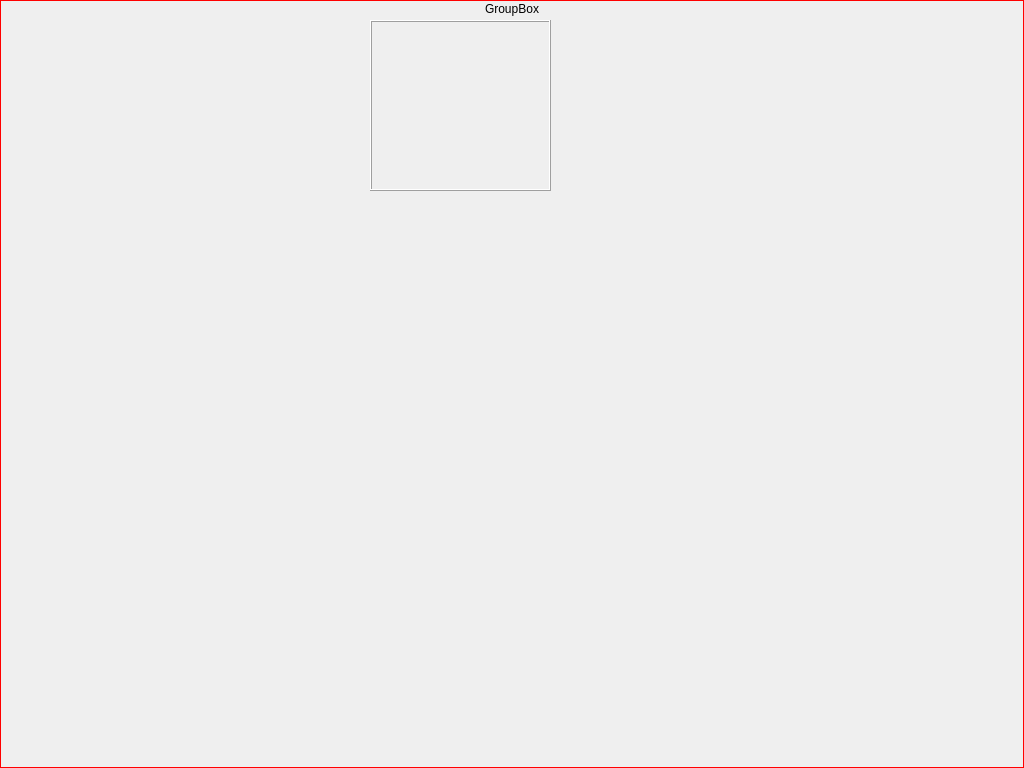
Qt form mainwindow.ui (Ruj89/infmedica) before a commit.
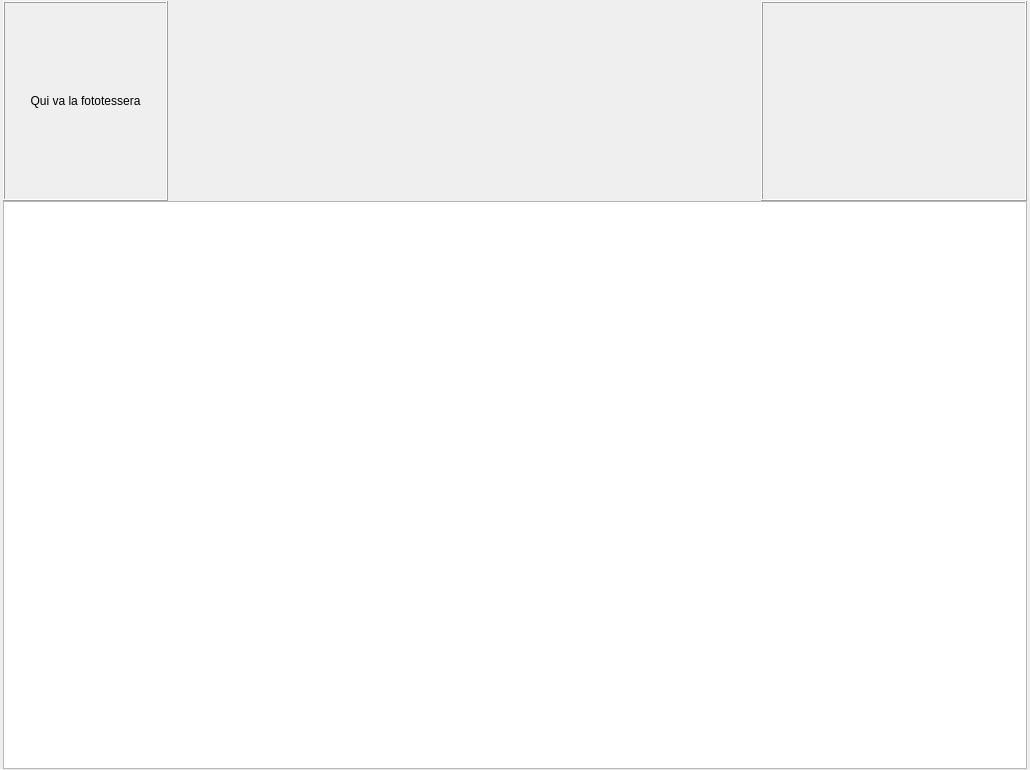
The same form after that commit.

Commit message: Layout finestra corretto

Diff of the .ui file:
```diff
--- a/mainwindow.ui
+++ b/mainwindow.ui
@@ -6,85 +6,218 @@
    <rect>
     <x>0</x>
     <y>0</y>
-    <width>1024</width>
-    <height>768</height>
+    <width>1030</width>
+    <height>770</height>
    </rect>
   </property>
-  <property name="sizePolicy">
-   <sizepolicy hsizetype="Fixed" vsizetype="Fixed">
-    <horstretch>0</horstretch>
-    <verstretch>0</verstretch>
-   </sizepolicy>
-  </property>
-  <property name="focusPolicy">
-   <enum>Qt::ClickFocus</enum>
-  </property>
   <property name="windowTitle">
    <string>VideoCapture</string>
   </property>
   <widget class="QWidget" name="centralWidget">
-   <widget class="QGroupBox" name="groupBoxMain">
-    <property name="geometry">
-     <rect>
-      <x>0</x>
-      <y>0</y>
-      <width>1024</width>
-      <height>768</height>
-     </rect>
+   <property name="sizePolicy">
+    <sizepolicy hsizetype="Fixed" vsizetype="Fixed">
+     <horstretch>0</horstretch>
+     <verstretch>0</verstretch>
+    </sizepolicy>
+   </property>
+   <property name="minimumSize">
+    <size>
+     <width>1024</width>
+     <height>768</height>
+    </size>
+   </property>
+   <layout class="QGridLayout" name="gridLayout">
+    <property name="margin">
+     <number>0</number>
     </property>
-    <property name="sizePolicy">
-     <sizepolicy hsizetype="Fixed" vsizetype="Fixed">
-      <horstretch>0</horstretch>
-      <verstretch>0</verstretch>
-     </sizepolicy>
+    <property name="spacing">
+     <number>0</number>
     </property>
-    <property name="layoutDirection">
-     <enum>Qt::LeftToRight</enum>
-    </property>
-    <property name="styleSheet">
-     <string notr="true">#groupBoxMain{ border: 1px solid red }</string>
-    </property>
-    <property name="title">
-     <string>GroupBox</string>
-    </property>
-    <property name="alignment">
-     <set>Qt::AlignCenter</set>
-    </property>
-    <property name="flat">
-     <bool>false</bool>
-    </property>
-    <widget class="QLabel" name="WidgetImageLabel">
-     <property name="enabled">
-      <bool>true</bool>
-     </property>
-     <property name="geometry">
-      <rect>
-       <x>370</x>
-       <y>20</y>
-       <width>181</width>
-       <height>171</height>
-      </rect>
-     </property>
-     <property name="sizePolicy">
-      <sizepolicy hsizetype="Fixed" vsizetype="Fixed">
-       <horstretch>0</horstretch>
-       <verstretch>0</verstretch>
-      </sizepolicy>
-     </property>
-     <property name="frameShape">
-      <enum>QFrame::Box</enum>
-     </property>
-     <property name="frameShadow">
-      <enum>QFrame::Raised</enum>
-     </property>
-     <property name="text">
-      <string/>
-     </property>
-     <property name="alignment">
-      <set>Qt::AlignCenter</set>
-     </property>
-    </widget>
-   </widget>
+    <item row="0" column="0">
+     <layout class="QHBoxLayout" name="MainLayout">
+      <property name="spacing">
+       <number>0</number>
+      </property>
+      <item>
+       <layout class="QHBoxLayout" name="LeftSpacing">
+        <property name="spacing">
+         <number>0</number>
+        </property>
+       </layout>
+      </item>
+      <item>
+       <widget class="QWidget" name="CentralLayout" native="true">
+        <property name="sizePolicy">
+         <sizepolicy hsizetype="Fixed" vsizetype="Fixed">
+          <horstretch>0</horstretch>
+          <verstretch>0</verstretch>
+         </sizepolicy>
+        </property>
+        <property name="minimumSize">
+         <size>
+          <width>1024</width>
+          <height>768</height>
+         </size>
+        </property>
+        <property name="maximumSize">
+         <size>
+          <width>1024</width>
+          <height>768</height>
+         </size>
+        </property>
+        <property name="styleSheet">
+         <string notr="true"/>
+        </property>
+        <layout class="QVBoxLayout" name="verticalLayout_2">
+         <property name="spacing">
+          <number>0</number>
+         </property>
+         <property name="margin">
+          <number>0</number>
+         </property>
+         <item>
+          <widget class="QWidget" name="SupLayout" native="true">
+           <property name="sizePolicy">
+            <sizepolicy hsizetype="Preferred" vsizetype="Fixed">
+             <horstretch>0</horstretch>
+             <verstretch>0</verstretch>
+            </sizepolicy>
+           </property>
+           <property name="minimumSize">
+            <size>
+             <width>0</width>
+             <height>200</height>
+            </size>
+           </property>
+           <property name="maximumSize">
+            <size>
+             <width>16777215</width>
+             <height>200</height>
+            </size>
+           </property>
+           <layout class="QHBoxLayout" name="horizontalLayout">
+            <property name="margin">
+             <number>0</number>
+            </property>
+            <item alignment="Qt::AlignLeft">
+             <widget class="QWidget" name="FotoLayout" native="true">
+              <property name="sizePolicy">
+               <sizepolicy hsizetype="Fixed" vsizetype="Fixed">
+                <horstretch>0</horstretch>
+                <verstretch>0</verstretch>
+               </sizepolicy>
+              </property>
+              <property name="minimumSize">
+               <size>
+                <width>165</width>
+                <height>200</height>
+               </size>
+              </property>
+              <property name="maximumSize">
+               <size>
+                <width>165</width>
+                <height>200</height>
+               </size>
+              </property>
+              <layout class="QHBoxLayout" name="horizontalLayout_3">
+               <property name="spacing">
+                <number>0</number>
+               </property>
+               <property name="margin">
+                <number>0</number>
+               </property>
+               <item>
+                <widget class="QLabel" name="label">
+                 <property name="frameShape">
+                  <enum>QFrame::Box</enum>
+                 </property>
+                 <property name="frameShadow">
+                  <enum>QFrame::Raised</enum>
+                 </property>
+                 <property name="text">
+                  <string>Qui va la fototessera</string>
+                 </property>
+                 <property name="alignment">
+                  <set>Qt::AlignCenter</set>
+                 </property>
+                </widget>
+               </item>
+              </layout>
+             </widget>
+            </item>
+            <item>
+             <layout class="QVBoxLayout" name="DataPaziente">
+              <property name="spacing">
+               <number>0</number>
+              </property>
+             </layout>
+            </item>
+            <item alignment="Qt::AlignRight">
+             <widget class="QWidget" name="CameraLayout" native="true">
+              <property name="sizePolicy">
+               <sizepolicy hsizetype="Fixed" vsizetype="Fixed">
+                <horstretch>0</horstretch>
+                <verstretch>0</verstretch>
+               </sizepolicy>
+              </property>
+              <property name="minimumSize">
+               <size>
+                <width>266</width>
+                <height>200</height>
+               </size>
+              </property>
+              <property name="maximumSize">
+               <size>
+                <width>266</width>
+                <height>200</height>
+               </size>
+              </property>
+              <layout class="QHBoxLayout" name="horizontalLayout_2">
+               <property name="spacing">
+                <number>0</number>
+               </property>
+               <property name="margin">
+                <number>0</number>
+               </property>
+               <item>
+                <widget class="QLabel" name="WidgetImageLabel">
+                 <property name="frameShape">
+                  <enum>QFrame::Box</enum>
+                 </property>
+                 <property name="frameShadow">
+                  <enum>QFrame::Raised</enum>
+                 </property>
+                 <property name="text">
+                  <string/>
+                 </property>
+                </widget>
+               </item>
+              </layout>
+             </widget>
+            </item>
+           </layout>
+          </widget>
+         </item>
+         <item>
+          <layout class="QVBoxLayout" name="verticalLayout_3">
+           <item>
+            <widget class="QTableWidget" name="tableWidget"/>
+           </item>
+          </layout>
+         </item>
+        </layout>
+       </widget>
+      </item>
+      <item>
+       <layout class="QHBoxLayout" name="RightSpacing">
+        <property name="spacing">
+         <number>0</number>
+        </property>
+       </layout>
+      </item>
+     </layout>
+    </item>
+   </layout>
   </widget>
  </widget>
  <layoutdefault spacing="6" margin="11"/>
```
